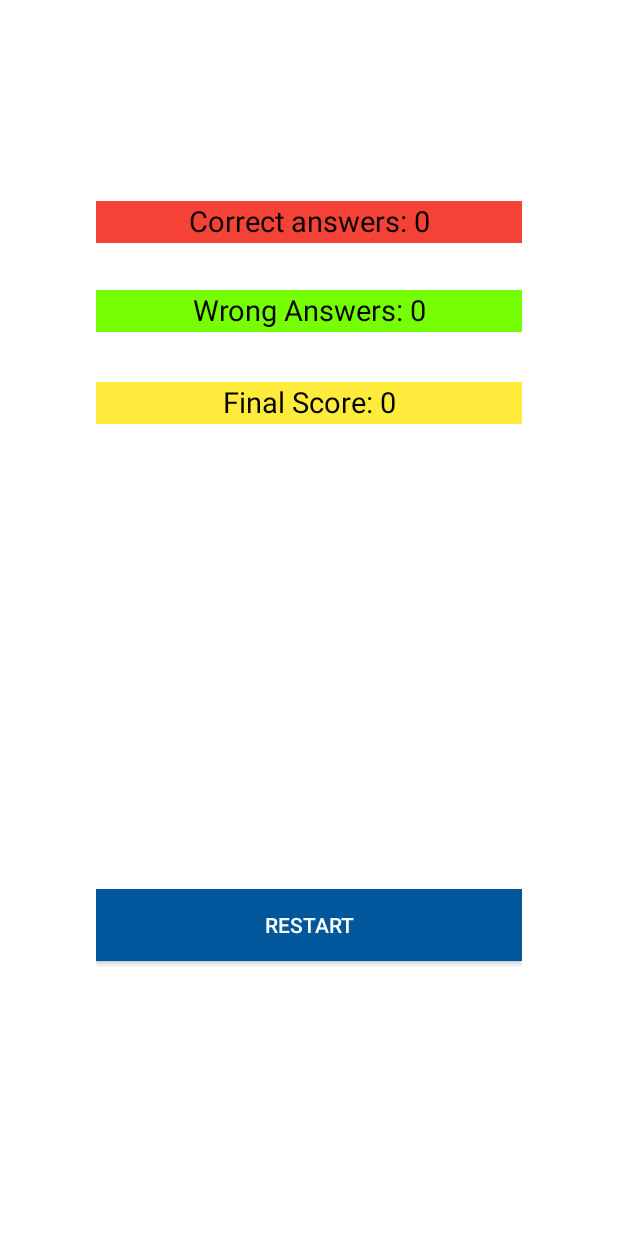
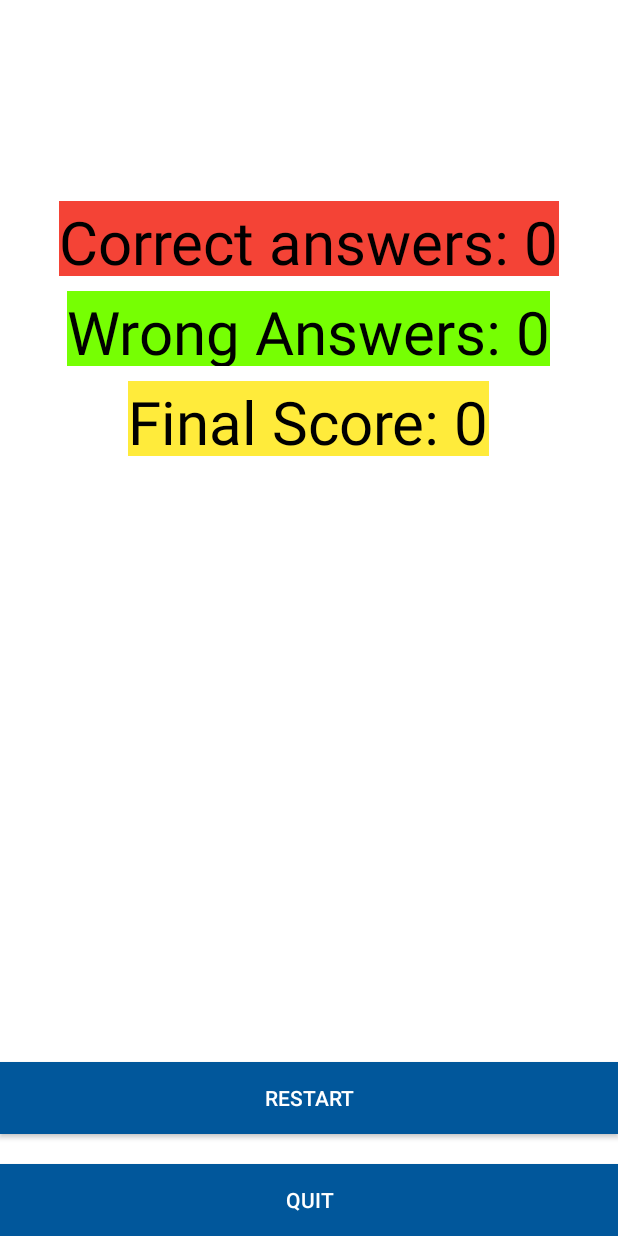
Before and after one commit to SuhrobDev/quiz, an Android app: the ResultAct screen opened directly, with no data from a screen before it, on a phone screen of 412 x 824 dp. Run offline under Robolectric (Android 15) with nearby library versions, the phone set to English and light mode, and no system bars.

```diff
--- a/app/src/main/AndroidManifest.xml
+++ b/app/src/main/AndroidManifest.xml
@@ -17,7 +17,9 @@
             android:exported="false"/>
         <activity
             android:name=".MainActivity"
-            android:exported="true">
+            android:exported="true"/>
+            <activity android:name=".SplashActivity"
+                android:exported="true">
             <intent-filter>
                 <action android:name="android.intent.action.MAIN" />
 
--- a/app/src/main/java/com/example/quiz_full/QuestionAct.kt
+++ b/app/src/main/java/com/example/quiz_full/QuestionAct.kt
@@ -109,6 +109,7 @@ class QuestionAct : AppCompatActivity() {
                 marks = correct
                 val intent = Intent(applicationContext , ResultAct::class.java)
                 startActivity(intent)
+                finish()
             }
             answersList!!.clearCheck()
         })
--- a/app/src/main/res/layout/activity_result.xml
+++ b/app/src/main/res/layout/activity_result.xml
@@ -1,73 +1,79 @@
 <?xml version="1.0" encoding="utf-8"?>
 
-<RelativeLayout
+<androidx.appcompat.widget.LinearLayoutCompat
     xmlns:android="http://schemas.android.com/apk/res/android"
     xmlns:tools="http://schemas.android.com/tools"
     android:layout_width="match_parent"
     android:layout_height="match_parent"
-    android:paddingBottom="@dimen/activity_vertical_margin"
-    android:paddingLeft="@dimen/activity_horizontal_margin"
-    android:paddingRight="@dimen/activity_horizontal_margin"
-    android:paddingTop="@dimen/activity_vertical_margin"
+    android:orientation="vertical"
     tools:context=".ResultAct">
 
+    <androidx.appcompat.widget.LinearLayoutCompat
+        android:layout_width="match_parent"
+        android:orientation="vertical"
+        android:gravity="center|center_vertical"
+        android:layout_weight="1"
+        android:layout_height="wrap_content">
         <TextView
             android:layout_width="wrap_content"
-        android:layout_height="28dp"
-        android:textAppearance="?android:attr/textAppearanceLarge"
+            android:layout_height="50dp"
             android:text="Large Text"
             android:id="@+id/Correct"
-        android:layout_alignParentTop="true"
-        android:layout_centerHorizontal="true"
-        android:layout_marginTop="70dp"
-        android:layout_alignParentEnd="true"
-        android:layout_alignParentStart="true"
+            android:layout_gravity="center"
             android:background="#F44336"
             android:textColor="#000000"
-        android:textAlignment="center"
-        android:textSize="19sp" />
+            android:textSize="40sp" />
+        <Space
+            android:layout_width="match_parent"
+            android:layout_height="10dp" />
         <TextView
             android:id="@+id/Wrong"
             android:layout_width="wrap_content"
-        android:layout_height="28dp"
-        android:layout_below="@+id/Correct"
-        android:layout_alignParentStart="true"
-        android:layout_alignParentEnd="true"
-        android:layout_marginTop="31dp"
+            android:layout_height="50dp"
+            android:layout_gravity="center"
             android:background="#76FF03"
             android:text="Large Text"
-        android:textAlignment="center"
-        android:textAppearance="?android:attr/textAppearanceLarge"
             android:textColor="#000000"
-        android:textSize="19sp" />
-
+            android:textSize="40sp"/>
+        <Space
+            android:layout_width="match_parent"
+            android:layout_height="10dp" />
         <TextView
             android:id="@+id/Score"
             android:layout_width="wrap_content"
-        android:layout_height="28dp"
-        android:layout_below="@+id/Wrong"
-        android:layout_alignEnd="@+id/Wrong"
-        android:layout_alignParentStart="true"
-        android:layout_alignParentEnd="true"
-        android:layout_marginTop="33dp"
+            android:layout_height="50dp"
+            android:layout_gravity="center"
             android:background="#FFEB3B"
             android:text="Large Text"
-        android:textAlignment="center"
-        android:textAppearance="?android:attr/textAppearanceLarge"
             android:textColor="#000000"
-        android:textSize="19sp" />
+            android:textSize="40sp" />
+    </androidx.appcompat.widget.LinearLayoutCompat>
 
+    <androidx.appcompat.widget.LinearLayoutCompat
+        android:layout_width="match_parent"
+        android:orientation="vertical"
+        android:layout_weight="1"
+        android:gravity="bottom|center"
+        android:layout_height="wrap_content">
         <androidx.appcompat.widget.AppCompatButton
             android:id="@+id/btnRestart"
             android:layout_width="match_parent"
             android:layout_height="wrap_content"
-        android:layout_alignParentStart="true"
-        android:layout_alignParentBottom="true"
-        android:layout_marginBottom="119dp"
             android:background="#01579B"
+            android:layout_gravity="bottom"
             android:text="@string/restart"
             android:textColor="#ffffff">
         </androidx.appcompat.widget.AppCompatButton>
-
-
-</RelativeLayout>
+        <Space
+            android:layout_width="match_parent"
+            android:layout_height="20dp" />
+        <androidx.appcompat.widget.AppCompatButton
+            android:id="@+id/btnQuit"
+            android:layout_width="match_parent"
+            android:layout_height="wrap_content"
+            android:background="#01579B"
+            android:layout_gravity="bottom"
+            android:text="@string/quit"
+            android:textColor="#ffffff"/>
+    </androidx.appcompat.widget.LinearLayoutCompat>
+</androidx.appcompat.widget.LinearLayoutCompat>
```
Also changed, not shown: app/src/main/java/com/example/quiz_full/ResultAct.kt (+7 -1 lines), app/src/main/java/com/example/quiz_full/SplashActivity.kt (added, +49 -0 lines), app/src/main/java/com/example/quiz_full/utils/SharedPreferencesHelper.kt (added, +187 -0 lines), app/src/main/res/layout/splash_activity.xml (added, +15 -0 lines), app/src/main/res/drawable-v24/logo_menu7.png (added). Lines whose indentation alone changed are shown as unchanged.
